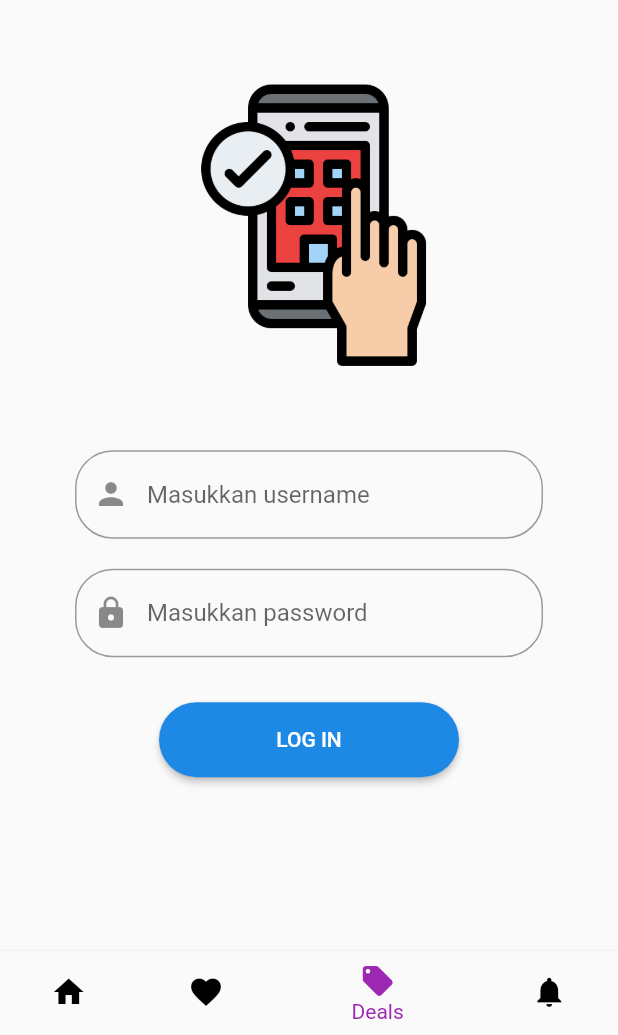
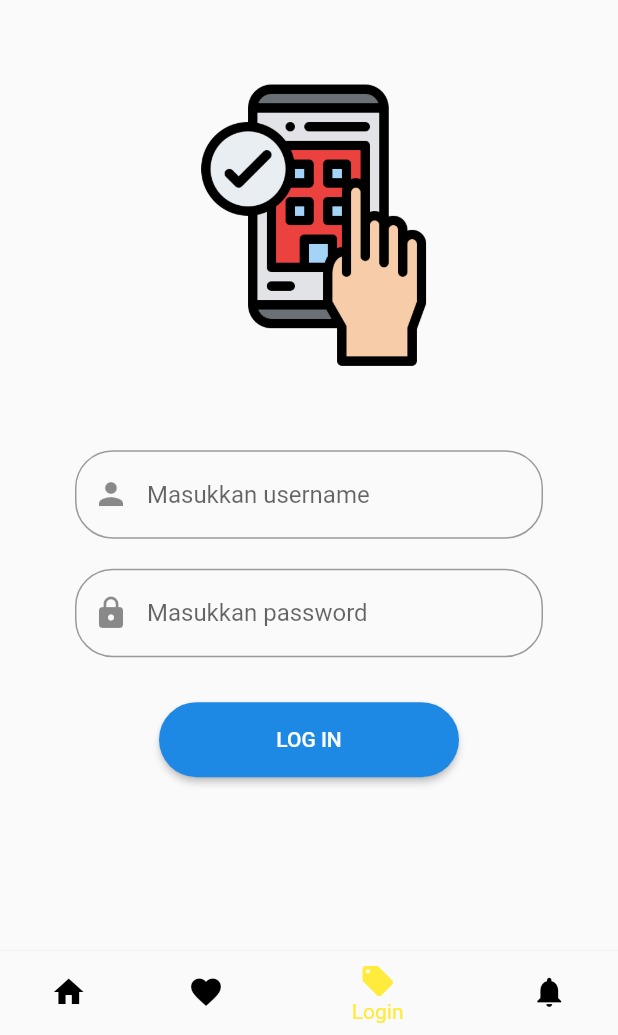
Before and after one commit to areosudrajad/App-pemesanan-ruang, a Flutter app: the screen it shows after launch, item 3 of the bottom bar chosen, on a phone screen of 412 x 824 dp, the part 201-1236 px from its top. Run offline on Flutter 3.47's test engine with Material 2 defaults, Android fonts, the light colour scheme and no system bars; our stand-ins replace hive, hive_flutter; accounts and stored records are empty.

Commit message:
pengubahan nama Deals menjadi login_screen

```diff
--- a/lib/Deals.dart
+++ b/lib/login_screen.dart
@@ -12,14 +12,14 @@ import 'package:flutter/material.dart';
 import 'package:hive/hive.dart';
 import 'package:hive_flutter/hive_flutter.dart';
 
-class Deals extends StatefulWidget {
-  const Deals({Key? key}) : super(key: key);
+class login_screen extends StatefulWidget {
+  const login_screen({Key? key}) : super(key: key);
 
   @override
-  State<Deals> createState() => _DealsState();
+  State<login_screen> createState() => _DealsState();
 }
 
-class _DealsState extends State<Deals> {
+class _DealsState extends State<login_screen> {
   TextEditingController userNameController = TextEditingController();
   TextEditingController passwordController = TextEditingController();
 
--- a/lib/main.dart
+++ b/lib/main.dart
@@ -1,7 +1,7 @@
 import 'package:app_pemesaanan_ruang/screen/login_screen.dart';
 import 'package:flutter/material.dart';
 import 'Notifications.dart' as prefix0;
-import 'Deals.dart';
+import 'login_screen.dart';
 import 'SecondPage.dart';
 import 'WishList.dart';
 
@@ -15,7 +15,7 @@
 }
 
 ThemeData appTheme = ThemeData(
-    primaryColor: Colors.purple,
+    primaryColor: Colors.yellow,
     /* Colors.tealAccent,*/
     secondaryHeaderColor: Colors.blue /* Colors.teal*/
     // fontFamily:
@@ -24,7 +24,12 @@
 int sel = 0;
 double? width;
 double? height;
-final bodies = [HomeScreen(), WishList(), Deals(), prefix0.Notification()];
+final bodies = [
+  HomeScreen(),
+  WishList(),
+  login_screen(),
+  prefix0.Notification()
+];
 
 class BottomNav extends StatefulWidget {
   BottomNav({Key? key}) : super(key: key);
@@ -64,7 +69,7 @@
           Icons.local_offer,
           color: Colors.black,
         ),
-        label: "Deals"));
+        label: "Login"));
     items.add(BottomNavigationBarItem(
         activeIcon: Icon(
           Icons.notifications,
```
